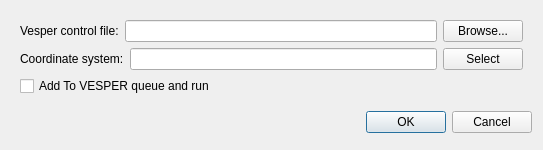
First picture: the form in pat/gui/postVesper_dialog_base.ui, repository CSIRO-Precision-Agriculture/PAT_QGIS_Plugin, before the edit.
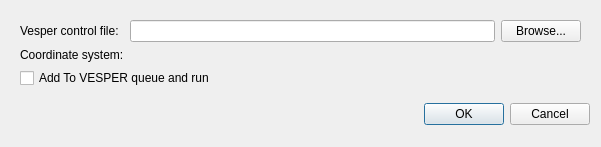
Second picture: the form after the edit. Custom widgets are drawn as their Qt base class.

Commit message: #43 2to3: Run Kriging using Vesper and Import Vesper results Tools

The edit to the form file:
```diff
--- a/pat/gui/postVesper_dialog_base.ui
+++ b/pat/gui/postVesper_dialog_base.ui
@@ -9,8 +9,8 @@
    <rect>
     <x>0</x>
     <y>0</y>
-    <width>543</width>
-    <height>150</height>
+    <width>601</width>
+    <height>147</height>
    </rect>
   </property>
   <property name="sizePolicy">
@@ -25,35 +25,22 @@
   <property name="autoFillBackground">
    <bool>true</bool>
   </property>
-  <layout class="QFormLayout" name="formLayout">
-   <item row="1" column="0" colspan="2">
-    <widget class="QDialogButtonBox" name="buttonBox">
-     <property name="orientation">
-      <enum>Qt::Horizontal</enum>
-     </property>
-     <property name="standardButtons">
-      <set>QDialogButtonBox::Cancel|QDialogButtonBox::Ok</set>
-     </property>
-    </widget>
-   </item>
-   <item row="0" column="0" colspan="2">
-    <widget class="QFrame" name="fraMain">
-     <property name="sizePolicy">
-      <sizepolicy hsizetype="MinimumExpanding" vsizetype="Fixed">
-       <horstretch>0</horstretch>
-       <verstretch>0</verstretch>
-      </sizepolicy>
-     </property>
      <layout class="QFormLayout" name="formLayout_2">
-      <property name="fieldGrowthPolicy">
-       <enum>QFormLayout::AllNonFixedFieldsGrow</enum>
-      </property>
+   <item row="0" column="0" colspan="2">
+    <widget class="QFrame" name="fraMain">
+     <property name="sizePolicy">
+      <sizepolicy hsizetype="Minimum" vsizetype="Fixed">
+       <horstretch>0</horstretch>
+       <verstretch>0</verstretch>
+      </sizepolicy>
+     </property>
+     <layout class="QFormLayout" name="formLayout">
       <item row="0" column="0" colspan="2">
-       <layout class="QHBoxLayout" name="horizontalLayout">
-        <item>
+       <layout class="QGridLayout" name="gridLayout">
+        <item row="0" column="0">
          <widget class="QLabel" name="lblInVesperCtrlFile">
           <property name="sizePolicy">
-           <sizepolicy hsizetype="Minimum" vsizetype="Minimum">
+           <sizepolicy hsizetype="Minimum" vsizetype="Fixed">
             <horstretch>0</horstretch>
             <verstretch>0</verstretch>
            </sizepolicy>
@@ -69,7 +56,7 @@
           </property>
          </widget>
         </item>
-        <item>
+        <item row="0" column="1">
          <widget class="QLineEdit" name="lneInVesperCtrlFile">
           <property name="toolTip">
            <string>The vesper control file used for kriging.</string>
@@ -82,7 +69,7 @@
           </property>
          </widget>
         </item>
-        <item>
+        <item row="0" column="2">
          <widget class="QPushButton" name="cmdInVesperCtrlFile">
           <property name="enabled">
            <bool>true</bool>
@@ -107,27 +94,13 @@
           </property>
          </widget>
         </item>
-       </layout>
-      </item>
-      <item row="1" column="0" colspan="2">
-       <layout class="QGridLayout" name="gridLayout_2">
-        <item row="0" column="1">
-         <widget class="QLineEdit" name="lneInCRS">
-          <property name="styleSheet">
-           <string notr="true">background-color:&quot;transparent&quot;</string>
-          </property>
-          <property name="readOnly">
-           <bool>true</bool>
-          </property>
-         </widget>
-        </item>
-        <item row="0" column="0">
+        <item row="1" column="0">
          <widget class="QLabel" name="lblInCRSTitle">
           <property name="enabled">
            <bool>true</bool>
           </property>
           <property name="sizePolicy">
-           <sizepolicy hsizetype="Preferred" vsizetype="Preferred">
+           <sizepolicy hsizetype="Minimum" vsizetype="Minimum">
             <horstretch>0</horstretch>
             <verstretch>0</verstretch>
            </sizepolicy>
@@ -137,16 +110,17 @@
           </property>
          </widget>
         </item>
-        <item row="0" column="2">
-         <widget class="QPushButton" name="cmdInCRS">
-          <property name="text">
-           <string>Select</string>
+        <item row="1" column="1" colspan="2">
+         <widget class="QgsProjectionSelectionWidget" name="mCRSinput">
+          <property name="sizePolicy">
+           <sizepolicy hsizetype="Preferred" vsizetype="MinimumExpanding">
+            <horstretch>0</horstretch>
+            <verstretch>0</verstretch>
+           </sizepolicy>
           </property>
          </widget>
         </item>
-       </layout>
-      </item>
-      <item row="3" column="0">
+        <item row="2" column="0" colspan="2">
        <widget class="QCheckBox" name="chkRunVesper">
         <property name="text">
          <string>Add To VESPER queue and run</string>
@@ -159,7 +133,7 @@
         </property>
        </widget>
       </item>
-      <item row="3" column="1">
+        <item row="2" column="2">
        <widget class="QLabel" name="lblVesperWarning">
         <property name="font">
          <font>
@@ -173,10 +147,29 @@
        </widget>
       </item>
      </layout>
+      </item>
+     </layout>
     </widget>
    </item>
+   <item row="1" column="0" colspan="2">
+    <widget class="QDialogButtonBox" name="buttonBox">
+     <property name="orientation">
+      <enum>Qt::Horizontal</enum>
+     </property>
+     <property name="standardButtons">
+      <set>QDialogButtonBox::Cancel|QDialogButtonBox::Ok</set>
+     </property>
+    </widget>
+   </item>
   </layout>
  </widget>
+ <customwidgets>
+  <customwidget>
+   <class>QgsProjectionSelectionWidget</class>
+   <extends>QWidget</extends>
+   <header>qgsprojectionselectionwidget.h</header>
+  </customwidget>
+ </customwidgets>
  <resources/>
  <connections>
   <connection>
```
Lines whose indentation alone changed are shown as unchanged. The commit also changes 5 other files.
